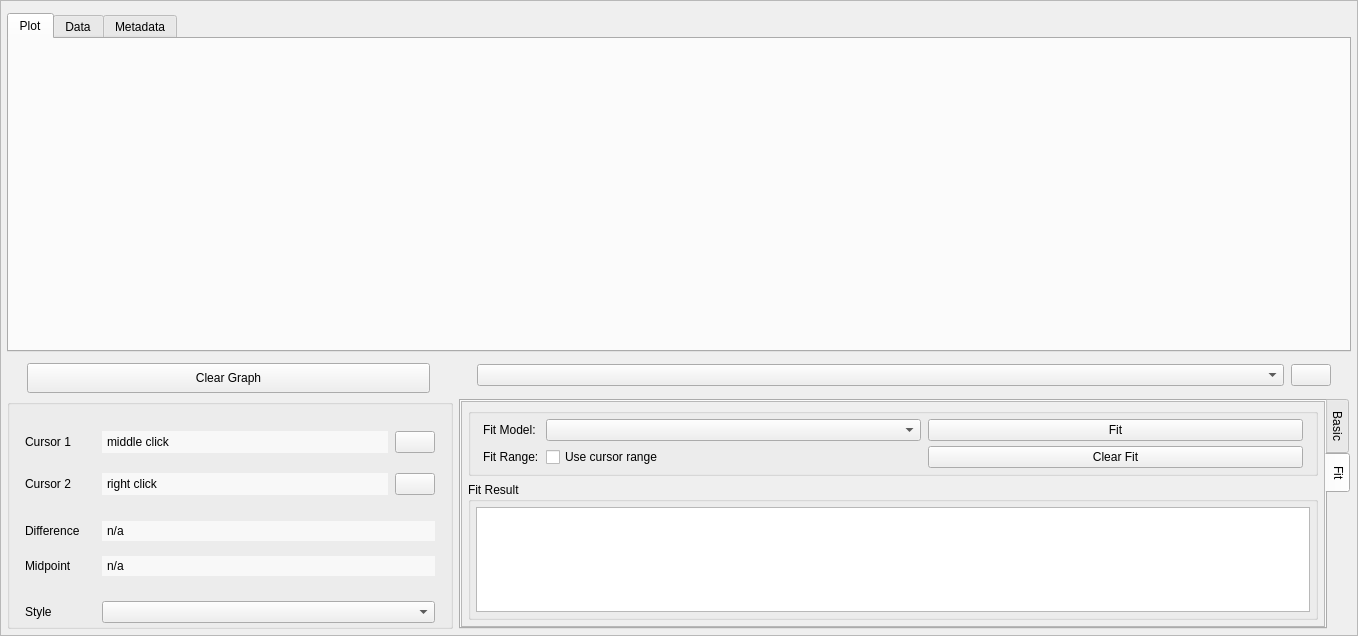
Qt form src/mdaviz/resources/mda_file_viz.ui (BCDA-APS/mdaviz) before a commit.
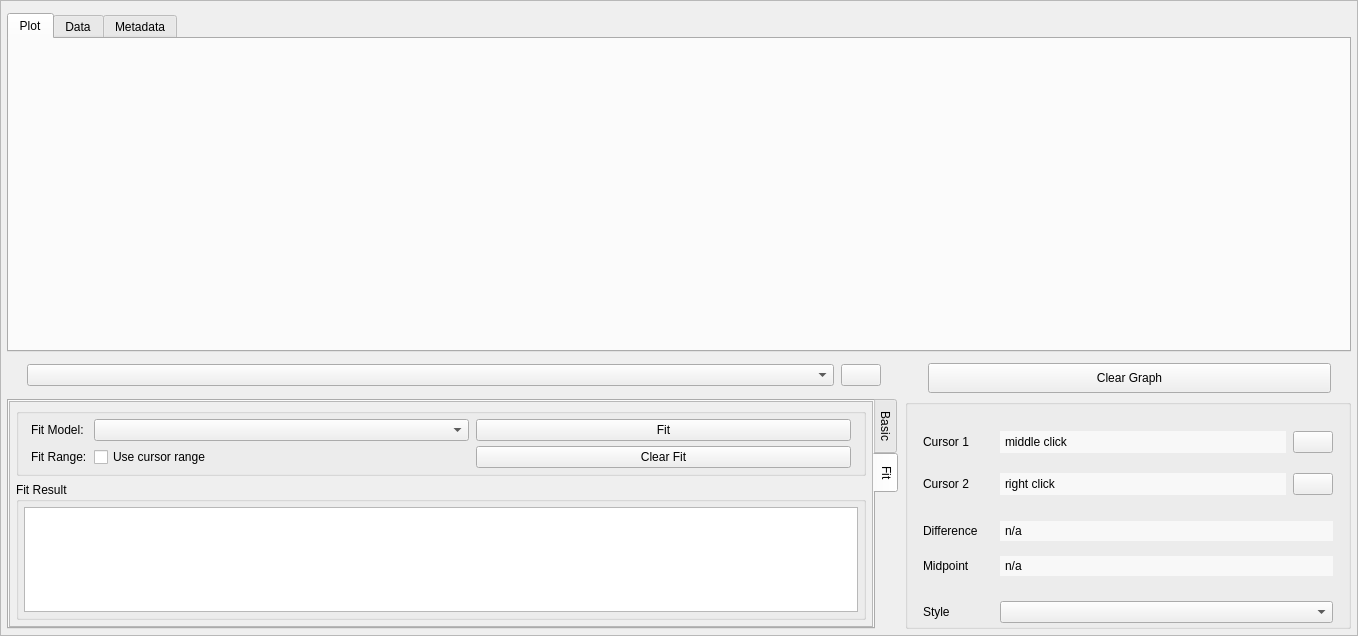
The same form after that commit. Icons and pictures are not drawn.

Commit message: swap info panel and fit panel

Patch:
```diff
--- a/src/mdaviz/resources/mda_file_viz.ui
+++ b/src/mdaviz/resources/mda_file_viz.ui
@@ -169,7 +169,7 @@
            <height>35</height>
           </size>
          </property>
-         <layout class="QHBoxLayout" name="horizontalLayout_1" stretch="2,0,4,0">
+         <layout class="QHBoxLayout" name="horizontalLayout_1" stretch="4,0,0,2">
           <property name="spacing">
            <number>7</number>
           </property>
@@ -185,44 +185,6 @@
           <property name="bottomMargin">
            <number>5</number>
           </property>
-          <item>
-           <widget class="QPushButton" name="clearAll">
-            <property name="sizePolicy">
-             <sizepolicy hsizetype="Minimum" vsizetype="Fixed">
-              <horstretch>0</horstretch>
-              <verstretch>0</verstretch>
-             </sizepolicy>
-            </property>
-            <property name="minimumSize">
-             <size>
-              <width>200</width>
-              <height>30</height>
-             </size>
-            </property>
-            <property name="maximumSize">
-             <size>
-              <width>16777215</width>
-              <height>16777215</height>
-             </size>
-            </property>
-            <property name="text">
-             <string>Clear Graph</string>
-            </property>
-           </widget>
-          </item>
-          <item>
-           <spacer name="horizontalSpacer">
-            <property name="orientation">
-             <enum>Qt::Horizontal</enum>
-            </property>
-            <property name="sizeHint" stdset="0">
-             <size>
-              <width>40</width>
-              <height>20</height>
-             </size>
-            </property>
-           </spacer>
-          </item>
           <item>
            <widget class="QComboBox" name="curveBox">
             <property name="sizePolicy">
@@ -256,6 +218,44 @@
             </property>
            </widget>
           </item>
+          <item>
+           <spacer name="horizontalSpacer">
+            <property name="orientation">
+             <enum>Qt::Horizontal</enum>
+            </property>
+            <property name="sizeHint" stdset="0">
+             <size>
+              <width>40</width>
+              <height>20</height>
+             </size>
+            </property>
+           </spacer>
+          </item>
+          <item>
+           <widget class="QPushButton" name="clearAll">
+            <property name="sizePolicy">
+             <sizepolicy hsizetype="Minimum" vsizetype="Fixed">
+              <horstretch>0</horstretch>
+              <verstretch>0</verstretch>
+             </sizepolicy>
+            </property>
+            <property name="minimumSize">
+             <size>
+              <width>200</width>
+              <height>30</height>
+             </size>
+            </property>
+            <property name="maximumSize">
+             <size>
+              <width>16777215</width>
+              <height>16777215</height>
+             </size>
+            </property>
+            <property name="text">
+             <string>Clear Graph</string>
+            </property>
+           </widget>
+          </item>
          </layout>
         </widget>
        </item>
@@ -279,7 +279,7 @@
            <height>230</height>
           </size>
          </property>
-         <layout class="QHBoxLayout" name="horizontalLayout" stretch="1,2">
+         <layout class="QHBoxLayout" name="horizontalLayout" stretch="2,1">
           <property name="spacing">
            <number>-1</number>
           </property>
@@ -295,349 +295,6 @@
           <property name="bottomMargin">
            <number>0</number>
           </property>
-          <item>
-           <widget class="QGroupBox" name="cursorInfo">
-            <property name="sizePolicy">
-             <sizepolicy hsizetype="Preferred" vsizetype="Expanding">
-              <horstretch>1</horstretch>
-              <verstretch>0</verstretch>
-             </sizepolicy>
-            </property>
-            <property name="minimumSize">
-             <size>
-              <width>0</width>
-              <height>0</height>
-             </size>
-            </property>
-            <property name="title">
-             <string/>
-            </property>
-            <layout class="QVBoxLayout" name="verticalLayout_1">
-             <property name="spacing">
-              <number>0</number>
-             </property>
-             <property name="leftMargin">
-              <number>6</number>
-             </property>
-             <property name="topMargin">
-              <number>6</number>
-             </property>
-             <property name="rightMargin">
-              <number>6</number>
-             </property>
-             <property name="bottomMargin">
-              <number>0</number>
-             </property>
-             <item>
-              <widget class="QWidget" name="basicStats" native="true">
-               <layout class="QVBoxLayout" name="verticalLayout_stats">
-                <property name="spacing">
-                 <number>5</number>
-                </property>
-                <property name="leftMargin">
-                 <number>0</number>
-                </property>
-                <property name="topMargin">
-                 <number>0</number>
-                </property>
-                <property name="rightMargin">
-                 <number>0</number>
-                </property>
-                <property name="bottomMargin">
-                 <number>0</number>
-                </property>
-                <item>
-                 <widget class="QWidget" name="cursoInfo" native="true">
-                  <layout class="QGridLayout" name="gridLayout_3">
-                   <property name="topMargin">
-                    <number>0</number>
-                   </property>
-                   <property name="bottomMargin">
-                    <number>0</number>
-                   </property>
-                   <property name="horizontalSpacing">
-                    <number>7</number>
-                   </property>
-                   <property name="verticalSpacing">
-                    <number>0</number>
-                   </property>
-                   <item row="2" column="0">
-                    <widget class="QLabel" name="cursor1_label">
-                     <property name="minimumSize">
-                      <size>
-                       <width>70</width>
-                       <height>0</height>
-                      </size>
-                     </property>
-                     <property name="maximumSize">
-                      <size>
-                       <width>70</width>
-                       <height>16777215</height>
-                      </size>
-                     </property>
-                     <property name="toolTip">
-                      <string>Press middle click or alt+right click</string>
-                     </property>
-                     <property name="text">
-                      <string>Cursor 1</string>
-                     </property>
-                    </widget>
-                   </item>
-                   <item row="2" column="1">
-                    <widget class="QLabel" name="pos1_text">
-                     <property name="toolTip">
-                      <string>Cursor 1 position</string>
-                     </property>
-                     <property name="styleSheet">
-                      <string notr="true">QLabel {
-    background-color: rgb(248, 248, 248);
-    border: none;
-    padding: 2px;
-}</string>
-                     </property>
-                     <property name="text">
-                      <string>middle click</string>
-                     </property>
-                    </widget>
-                   </item>
-                   <item row="3" column="1">
-                    <widget class="QLabel" name="pos2_text">
-                     <property name="toolTip">
-                      <string>Cursor 2 position</string>
-                     </property>
-                     <property name="styleSheet">
-                      <string notr="true">QLabel {
-    background-color: rgb(248, 248, 248);
-    border: none;
-    padding: 2px;
-}</string>
-                     </property>
-                     <property name="text">
-                      <string>right click</string>
-                     </property>
-                    </widget>
-                   </item>
-                   <item row="2" column="2">
-                    <widget class="QPushButton" name="cursor1_remove">
-                     <property name="maximumSize">
-                      <size>
-                       <width>40</width>
-                       <height>16777215</height>
-                      </size>
-                     </property>
-                     <property name="toolTip">
-                      <string>Remove cursor 1</string>
-                     </property>
-                     <property name="text">
-                      <string/>
-                     </property>
-                     <property name="icon">
-                      <iconset>
-                       <normaloff>delete.png</normaloff>delete.png</iconset>
-                     </property>
-                     <property name="iconSize">
-                      <size>
-                       <width>14</width>
-                       <height>14</height>
-                      </size>
-                     </property>
-                    </widget>
-                   </item>
-                   <item row="3" column="0">
-                    <widget class="QLabel" name="cursor2_label">
-                     <property name="minimumSize">
-                      <size>
-                       <width>70</width>
-                       <height>0</height>
-                      </size>
-                     </property>
-                     <property name="maximumSize">
-                      <size>
-                       <width>80</width>
-                       <height>16777215</height>
-                      </size>
-                     </property>
-                     <property name="toolTip">
-                      <string>Press right click</string>
-                     </property>
-                     <property name="text">
-                      <string>Cursor 2</string>
-                     </property>
-                    </widget>
-                   </item>
-                   <item row="3" column="2">
-                    <widget class="QPushButton" name="cursor2_remove">
-                     <property name="maximumSize">
-                      <size>
-                       <width>40</width>
-                       <height>16777215</height>
-                      </size>
-                     </property>
-                     <property name="toolTip">
-                      <string>Remove cursor 2</string>
-                     </property>
-                     <property name="text">
-                      <string/>
-                     </property>
-                     <property name="icon">
-                      <iconset>
-                       <normaloff>delete.png</normaloff>delete.png</iconset>
-                     </property>
-                     <property name="iconSize">
-                      <size>
-                       <width>14</width>
-                       <height>14</height>
-                      </size>
-                     </property>
-                    </widget>
-                   </item>
-                  </layout>
-                 </widget>
-                </item>
-                <item>
-                 <widget class="QWidget" name="diffMidpt" native="true">
-                  <layout class="QGridLayout" name="gridLayout_4">
-                   <property name="topMargin">
-                    <number>0</number>
-                   </property>
-                   <property name="bottomMargin">
-                    <number>0</number>
-                   </property>
-                   <property name="horizontalSpacing">
-                    <number>7</number>
-                   </property>
-                   <property name="verticalSpacing">
-                    <number>0</number>
-                   </property>
-                   <item row="3" column="1">
-                    <spacer name="verticalSpacer_4">
-                     <property name="orientation">
-                      <enum>Qt::Vertical</enum>
-                     </property>
-                     <property name="sizeType">
-                      <enum>QSizePolicy::Fixed</enum>
-                     </property>
-                     <property name="sizeHint" stdset="0">
-                      <size>
-                       <width>20</width>
-                       <height>25</height>
-                      </size>
-                     </property>
-                    </spacer>
-                   </item>
-                   <item row="4" column="1">
-                    <widget class="QComboBox" name="curveStyle"/>
-                   </item>
-                   <item row="0" column="1">
-                    <widget class="QLabel" name="diff_text">
-                     <property name="toolTip">
-                      <string>(x1-x2,y1-y2)</string>
-                     </property>
-                     <property name="styleSheet">
-                      <string notr="true">QLabel {
-    background-color: rgb(248, 248, 248);
-    border: none;
-    padding: 2px;
-}</string>
-                     </property>
-                     <property name="text">
-                      <string>n/a</string>
-                     </property>
-                    </widget>
-                   </item>
-                   <item row="4" column="0">
-                    <widget class="QLabel" name="label">
-                     <property name="text">
-                      <string>Style</string>
-                     </property>
-                    </widget>
-                   </item>
-                   <item row="0" column="0">
-                    <widget class="QLabel" name="diff_label">
-                     <property name="minimumSize">
-                      <size>
-                       <width>70</width>
-                       <height>0</height>
-                      </size>
-                     </property>
-                     <property name="maximumSize">
-                      <size>
-                       <width>70</width>
-                       <height>20</height>
-                      </size>
-                     </property>
-                     <property name="toolTip">
-                      <string>(x1-x2,y1-y2)</string>
-                     </property>
-                     <property name="text">
-                      <string>Difference</string>
-                     </property>
-                    </widget>
-                   </item>
-                   <item row="2" column="1">
-                    <widget class="QLabel" name="midpoint_text">
-                     <property name="toolTip">
-                      <string>(0.5*(x1 + x2), 0.5*(y1 + y2))</string>
-                     </property>
-                     <property name="styleSheet">
-                      <string notr="true">QLabel {
-    background-color: rgb(248, 248, 248);
-    border: none;
-    padding: 2px;
-}</string>
-                     </property>
-                     <property name="text">
-                      <string>n/a</string>
-                     </property>
-                    </widget>
-                   </item>
-                   <item row="2" column="0">
-                    <widget class="QLabel" name="midpoint_label">
-                     <property name="minimumSize">
-                      <size>
-                       <width>70</width>
-                       <height>0</height>
-                      </size>
-                     </property>
-                     <property name="maximumSize">
-                      <size>
-                       <width>80</width>
-                       <height>20</height>
-                      </size>
-                     </property>
-                     <property name="toolTip">
-                      <string>(0.5*(x1 + x2), 0.5*(y1 + y2) )</string>
-                     </property>
-                     <property name="text">
-                      <string>Midpoint</string>
-                     </property>
-                    </widget>
-                   </item>
-                   <item row="1" column="1">
-                    <spacer name="verticalSpacer_6">
-                     <property name="orientation">
-                      <enum>Qt::Vertical</enum>
-                     </property>
-                     <property name="sizeType">
-                      <enum>QSizePolicy::Fixed</enum>
-                     </property>
-                     <property name="sizeHint" stdset="0">
-                      <size>
-                       <width>20</width>
-                       <height>15</height>
-                      </size>
-                     </property>
-                    </spacer>
-                   </item>
-                  </layout>
-                 </widget>
-                </item>
-               </layout>
-              </widget>
-             </item>
-            </layout>
-           </widget>
-          </item>
           <item>
            <widget class="QTabWidget" name="graphInfo">
             <property name="sizePolicy">
@@ -1245,6 +902,349 @@
             </widget>
            </widget>
           </item>
+          <item>
+           <widget class="QGroupBox" name="cursorInfo">
+            <property name="sizePolicy">
+             <sizepolicy hsizetype="Preferred" vsizetype="Expanding">
+              <horstretch>1</horstretch>
+              <verstretch>0</verstretch>
+             </sizepolicy>
+            </property>
+            <property name="minimumSize">
+             <size>
+              <width>0</width>
+              <height>0</height>
+             </size>
+            </property>
+            <property name="title">
+             <string/>
+            </property>
+            <layout class="QVBoxLayout" name="verticalLayout_1">
+             <property name="spacing">
+              <number>0</number>
+             </property>
+             <property name="leftMargin">
+              <number>6</number>
+             </property>
+             <property name="topMargin">
+              <number>6</number>
+             </property>
+             <property name="rightMargin">
+              <number>6</number>
+             </property>
+             <property name="bottomMargin">
+              <number>0</number>
+             </property>
+             <item>
+              <widget class="QWidget" name="basicStats" native="true">
+               <layout class="QVBoxLayout" name="verticalLayout_stats">
+                <property name="spacing">
+                 <number>5</number>
+                </property>
+                <property name="leftMargin">
+                 <number>0</number>
+                </property>
+                <property name="topMargin">
+                 <number>0</number>
+                </property>
+                <property name="rightMargin">
+                 <number>0</number>
+                </property>
+                <property name="bottomMargin">
+                 <number>0</number>
+                </property>
+                <item>
+                 <widget class="QWidget" name="cursoInfo" native="true">
+                  <layout class="QGridLayout" name="gridLayout_3">
+                   <property name="topMargin">
+                    <number>0</number>
+                   </property>
+                   <property name="bottomMargin">
+                    <number>0</number>
+                   </property>
+                   <property name="horizontalSpacing">
+                    <number>7</number>
+                   </property>
+                   <property name="verticalSpacing">
+                    <number>0</number>
+                   </property>
+                   <item row="2" column="0">
+                    <widget class="QLabel" name="cursor1_label">
+                     <property name="minimumSize">
+                      <size>
+                       <width>70</width>
+                       <height>0</height>
+                      </size>
+                     </property>
+                     <property name="maximumSize">
+                      <size>
+                       <width>70</width>
+                       <height>16777215</height>
+                      </size>
+                     </property>
+                     <property name="toolTip">
+                      <string>Press middle click or alt+right click</string>
+                     </property>
+                     <property name="text">
+                      <string>Cursor 1</string>
+                     </property>
+                    </widget>
+                   </item>
+                   <item row="2" column="1">
+                    <widget class="QLabel" name="pos1_text">
+                     <property name="toolTip">
+                      <string>Cursor 1 position</string>
+                     </property>
+                     <property name="styleSheet">
+                      <string notr="true">QLabel {
+    background-color: rgb(248, 248, 248);
+    border: none;
+    padding: 2px;
+}</string>
+                     </property>
+                     <property name="text">
+                      <string>middle click</string>
+                     </property>
+                    </widget>
+                   </item>
+                   <item row="3" column="1">
+                    <widget class="QLabel" name="pos2_text">
+                     <property name="toolTip">
+                      <string>Cursor 2 position</string>
+                     </property>
+                     <property name="styleSheet">
+                      <string notr="true">QLabel {
+    background-color: rgb(248, 248, 248);
+    border: none;
+    padding: 2px;
+}</string>
+                     </property>
+                     <property name="text">
+                      <string>right click</string>
+                     </property>
+                    </widget>
+                   </item>
+                   <item row="2" column="2">
+                    <widget class="QPushButton" name="cursor1_remove">
+                     <property name="maximumSize">
+                      <size>
+                       <width>40</width>
+                       <height>16777215</height>
+                      </size>
+                     </property>
+                     <property name="toolTip">
+                      <string>Remove cursor 1</string>
+                     </property>
+                     <property name="text">
+                      <string/>
+                     </property>
+                     <property name="icon">
+                      <iconset>
+                       <normaloff>delete.png</normaloff>delete.png</iconset>
+                     </property>
+                     <property name="iconSize">
+                      <size>
+                       <width>14</width>
+                       <height>14</height>
+                      </size>
+                     </property>
+                    </widget>
+                   </item>
+                   <item row="3" column="0">
+                    <widget class="QLabel" name="cursor2_label">
+                     <property name="minimumSize">
+                      <size>
+                       <width>70</width>
+                       <height>0</height>
+                      </size>
+                     </property>
+                     <property name="maximumSize">
+                      <size>
+                       <width>80</width>
+                       <height>16777215</height>
+                      </size>
+                     </property>
+                     <property name="toolTip">
+                      <string>Press right click</string>
+                     </property>
+                     <property name="text">
+                      <string>Cursor 2</string>
+                     </property>
+                    </widget>
+                   </item>
+                   <item row="3" column="2">
+                    <widget class="QPushButton" name="cursor2_remove">
+                     <property name="maximumSize">
+                      <size>
+                       <width>40</width>
+                       <height>16777215</height>
+                      </size>
+                     </property>
+                     <property name="toolTip">
+                      <string>Remove cursor 2</string>
+                     </property>
+                     <property name="text">
+                      <string/>
+                     </property>
+                     <property name="icon">
+                      <iconset>
+                       <normaloff>delete.png</normaloff>delete.png</iconset>
+                     </property>
+                     <property name="iconSize">
+                      <size>
+                       <width>14</width>
+                       <height>14</height>
+                      </size>
+                     </property>
+                    </widget>
+                   </item>
+                  </layout>
+                 </widget>
+                </item>
+                <item>
+                 <widget class="QWidget" name="diffMidpt" native="true">
+                  <layout class="QGridLayout" name="gridLayout_4">
+                   <property name="topMargin">
+                    <number>0</number>
+                   </property>
+                   <property name="bottomMargin">
+                    <number>0</number>
+                   </property>
+                   <property name="horizontalSpacing">
+                    <number>7</number>
+                   </property>
+                   <property name="verticalSpacing">
+                    <number>0</number>
+                   </property>
+                   <item row="3" column="1">
+                    <spacer name="verticalSpacer_4">
+                     <property name="orientation">
+                      <enum>Qt::Vertical</enum>
+                     </property>
+                     <property name="sizeType">
+                      <enum>QSizePolicy::Fixed</enum>
+                     </property>
+                     <property name="sizeHint" stdset="0">
+                      <size>
+                       <width>20</width>
+                       <height>25</height>
+                      </size>
+                     </property>
+                    </spacer>
+                   </item>
+                   <item row="4" column="1">
+                    <widget class="QComboBox" name="curveStyle"/>
+                   </item>
+                   <item row="0" column="1">
+                    <widget class="QLabel" name="diff_text">
+                     <property name="toolTip">
+                      <string>(x1-x2,y1-y2)</string>
+                     </property>
+                     <property name="styleSheet">
+                      <string notr="true">QLabel {
+    background-color: rgb(248, 248, 248);
+    border: none;
+    padding: 2px;
+}</string>
+                     </property>
+                     <property name="text">
+                      <string>n/a</string>
+                     </property>
+                    </widget>
+                   </item>
+                   <item row="4" column="0">
+                    <widget class="QLabel" name="label">
+                     <property name="text">
+                      <string>Style</string>
+                     </property>
+                    </widget>
+                   </item>
+                   <item row="0" column="0">
+                    <widget class="QLabel" name="diff_label">
+                     <property name="minimumSize">
+                      <size>
+                       <width>70</width>
+                       <height>0</height>
+                      </size>
+                     </property>
+                     <property name="maximumSize">
+                      <size>
+                       <width>70</width>
+                       <height>20</height>
+                      </size>
+                     </property>
+                     <property name="toolTip">
+                      <string>(x1-x2,y1-y2)</string>
+                     </property>
+                     <property name="text">
+                      <string>Difference</string>
+                     </property>
+                    </widget>
+                   </item>
+                   <item row="2" column="1">
+                    <widget class="QLabel" name="midpoint_text">
+                     <property name="toolTip">
+                      <string>(0.5*(x1 + x2), 0.5*(y1 + y2))</string>
+                     </property>
+                     <property name="styleSheet">
+                      <string notr="true">QLabel {
+    background-color: rgb(248, 248, 248);
+    border: none;
+    padding: 2px;
+}</string>
+                     </property>
+                     <property name="text">
+                      <string>n/a</string>
+                     </property>
+                    </widget>
+                   </item>
+                   <item row="2" column="0">
+                    <widget class="QLabel" name="midpoint_label">
+                     <property name="minimumSize">
+                      <size>
+                       <width>70</width>
+                       <height>0</height>
+                      </size>
+                     </property>
+                     <property name="maximumSize">
+                      <size>
+                       <width>80</width>
+                       <height>20</height>
+                      </size>
+                     </property>
+                     <property name="toolTip">
+                      <string>(0.5*(x1 + x2), 0.5*(y1 + y2) )</string>
+                     </property>
+                     <property name="text">
+                      <string>Midpoint</string>
+                     </property>
+                    </widget>
+                   </item>
+                   <item row="1" column="1">
+                    <spacer name="verticalSpacer_6">
+                     <property name="orientation">
+                      <enum>Qt::Vertical</enum>
+                     </property>
+                     <property name="sizeType">
+                      <enum>QSizePolicy::Fixed</enum>
+                     </property>
+                     <property name="sizeHint" stdset="0">
+                      <size>
+                       <width>20</width>
+                       <height>15</height>
+                      </size>
+                     </property>
+                    </spacer>
+                   </item>
+                  </layout>
+                 </widget>
+                </item>
+               </layout>
+              </widget>
+             </item>
+            </layout>
+           </widget>
+          </item>
          </layout>
         </widget>
        </item>
```
